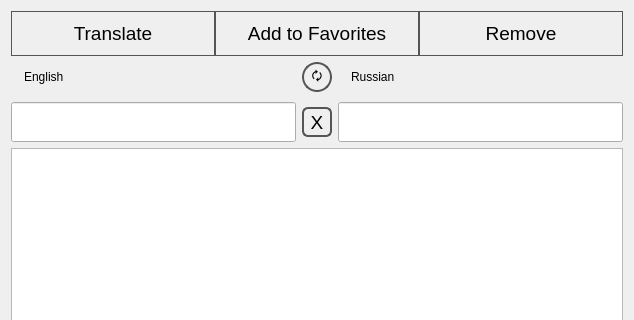
Old version of the form Translate/translateform.ui in the repository gagikpog/TestAndTranslate; both pictures show x 0 to 634 and y 0 to 320 of the 634 by 736 pixel window.
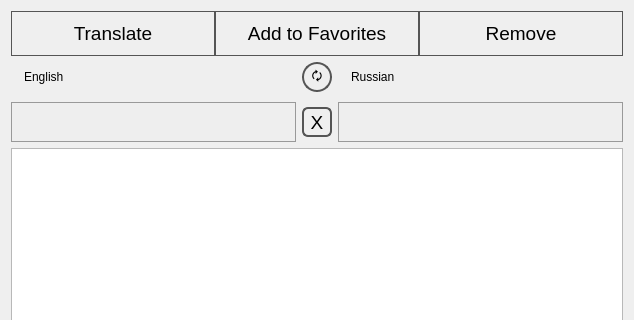
New version of the form.

```diff
--- a/Translate/translateform.ui
+++ b/Translate/translateform.ui
@@ -18,6 +18,7 @@
 background: qradialgradient(cx: 0.3, cy: -0.4,
 fx: 0.3, fy: -0.4,
 radius: 1.3, stop: 0 #fff, stop: 1 #ddd);
+color: #000;
 }
 QPushButton:!enabled {
 background: qradialgradient(cx: 0.3, cy: -0.4,
@@ -43,10 +44,9 @@
 fx: 0.4, fy: -0.1,
 radius: 1.3, stop: 0 #e5e5e5, stop: 1 #d5d5d5);
 }
-QTextEdit{
-background: qradialgradient(cx: 0.4, cy: -0.1,
-fx: 0.4, fy: -0.1,
-radius: 1.3, stop: 0 #fff, stop: 1 #eee);
+QLineEdit {
+background: #eee;
+border: 1px solid #999;
 }
 QLabel{
 padding: 0px 10px;
```
